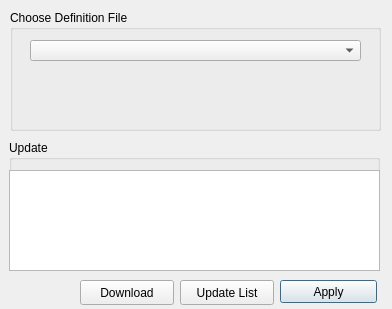
Above: defdialog.ui from Mte90/LearnHotkeys before the change. Below: the same form after it.
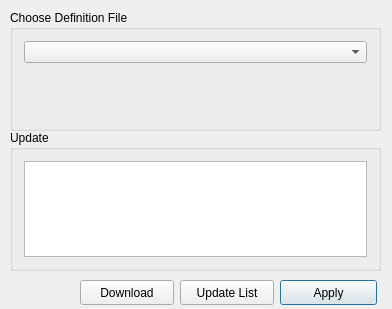
That is the form after the change.

Commit message: stretchable window part 1

What changed in the file:
```diff
--- a/defdialog.ui
+++ b/defdialog.ui
@@ -22,7 +22,7 @@
      <x>280</x>
      <y>280</y>
      <width>97</width>
-     <height>23</height>
+     <height>25</height>
     </rect>
    </property>
    <property name="text">
@@ -41,29 +41,18 @@
    <property name="title">
     <string>Choose Definition File</string>
    </property>
-   <widget class="QComboBox" name="comboDef">
-    <property name="geometry">
-     <rect>
-      <x>20</x>
-      <y>30</y>
-      <width>331</width>
-      <height>21</height>
-     </rect>
-    </property>
-   </widget>
+   <layout class="QGridLayout" name="gridLayout">
+    <item row="0" column="0">
+     <widget class="QComboBox" name="comboDef"/>
+    </item>
+    <item row="1" column="0">
    <widget class="QLabel" name="labelDef">
-    <property name="geometry">
-     <rect>
-      <x>20</x>
-      <y>60</y>
-      <width>331</width>
-      <height>51</height>
-     </rect>
-    </property>
     <property name="text">
      <string/>
     </property>
    </widget>
+    </item>
+   </layout>
   </widget>
   <widget class="QPushButton" name="pushUpdate">
    <property name="geometry">
@@ -94,28 +83,24 @@
   <widget class="QGroupBox" name="groupBox_2">
    <property name="geometry">
     <rect>
-     <x>9</x>
-     <y>140</y>
+     <x>10</x>
+     <y>130</y>
      <width>371</width>
-     <height>131</height>
+     <height>141</height>
     </rect>
    </property>
    <property name="title">
     <string>Update</string>
    </property>
+   <layout class="QGridLayout" name="gridLayout_2">
+    <item row="0" column="0">
    <widget class="QListView" name="listUpdate">
-    <property name="geometry">
-     <rect>
-      <x>0</x>
-      <y>30</y>
-      <width>371</width>
-      <height>101</height>
-     </rect>
-    </property>
     <property name="showDropIndicator" stdset="0">
      <bool>false</bool>
     </property>
    </widget>
+    </item>
+   </layout>
   </widget>
  </widget>
  <layoutdefault spacing="6" margin="11"/>
```
Lines whose indentation alone changed are shown as unchanged. The commit also changes 6 other files.
